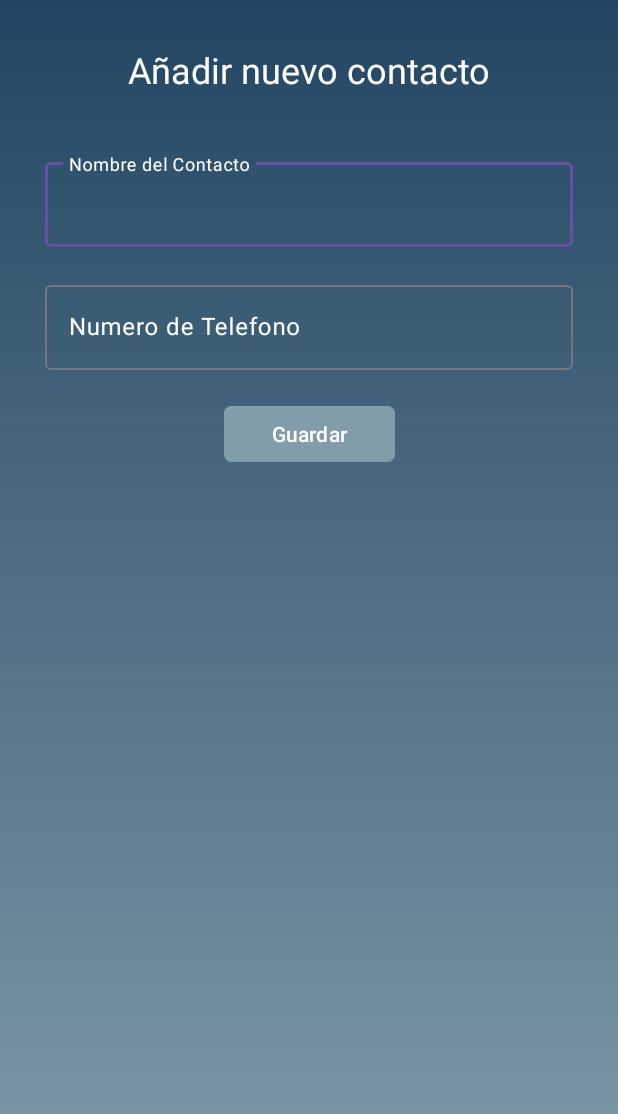
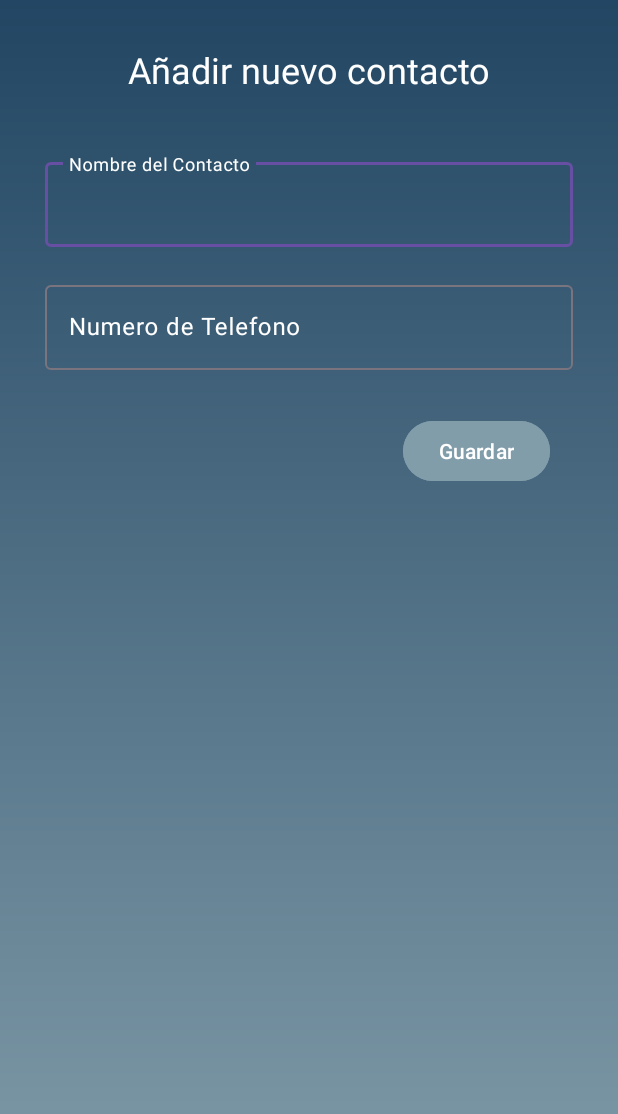
Before and after one commit to iRelative/Practica8, an Android app: the screen it shows after launch (Agregar), after a tap on an icon or button, on a phone screen of 412 x 824 dp. Shown: the top 1114 px of the screen. Run offline under Robolectric (Android 15) with nearby library versions, the phone set to English and light mode, and no system bars; our stand-ins replace Room's generated code; 5 statements that could not run were skipped.

Commit message:
Practica 8 modificada con Room

```diff
--- a/app/build.gradle.kts
+++ b/app/build.gradle.kts
@@ -1,6 +1,7 @@
 plugins {
     alias(libs.plugins.androidApplication)
     alias(libs.plugins.jetbrainsKotlinAndroid)
+    kotlin("kapt")
 }
 
 android {
@@ -37,6 +38,10 @@ android {
 
 dependencies {
 
+    implementation("androidx.room:room-runtime:2.6.1")
+    annotationProcessor("androidx.room:room-compiler:2.6.1")
+    kapt("androidx.room:room-compiler:2.6.1")
+
     implementation(libs.androidx.core.ktx)
     implementation(libs.androidx.appcompat)
     implementation(libs.material)
--- a/app/src/main/java/mx/edu/tecmm/moviles/practica8/Adapter.kt
+++ b/app/src/main/java/mx/edu/tecmm/moviles/practica8/Adapter.kt
@@ -8,6 +8,8 @@ import androidx.recyclerview.widget.RecyclerView
 
 class Adapter (private var mainActivity: MainActivity)
     : RecyclerView.Adapter<Adapter.ViewHolderConcat>() {
+
+    private var contactos: List<Contact> = emptyList()
 
     //Parte interna
     class ViewHolderConcat(item: View) : RecyclerView.ViewHolder(item) {
@@ -21,10 +23,10 @@ class Adapter (private var mainActivity: MainActivity)
         return ViewHolderConcat(layoutItem)
     }
 
-    override fun getItemCount(): Int = ProvicionalData.listContact.size
+    override fun getItemCount(): Int =  contactos.size
 
     override fun onBindViewHolder(holder: ViewHolderConcat, position: Int) {
-        val contact = ProvicionalData.listContact[position]
+        val contact = contactos[position]
         holder.txtName.text = contact.name
         holder.txtPhoneNumber.text = contact.phoneNumber
         holder.itemView.setOnClickListener {
@@ -32,4 +34,10 @@ class Adapter (private var mainActivity: MainActivity)
         }
     }
 
+    // Método para actualizar la lista de contactos del adaptador
+    fun actualizarContactos(nuevosContactos: List<Contact>) {
+        contactos = nuevosContactos
+        notifyDataSetChanged()
+    }
+
 }
--- a/app/src/main/java/mx/edu/tecmm/moviles/practica8/Agregar.kt
+++ b/app/src/main/java/mx/edu/tecmm/moviles/practica8/Agregar.kt
@@ -2,30 +2,53 @@ package mx.edu.tecmm.moviles.practica8
 
 import android.os.Bundle
 import android.view.View
+import android.widget.Button
 import android.widget.EditText
 import android.widget.Toast
 import androidx.activity.enableEdgeToEdge
 import androidx.appcompat.app.AppCompatActivity
 import androidx.core.view.ViewCompat
 import androidx.core.view.WindowInsetsCompat
+import androidx.room.Room
 
 class Agregar : AppCompatActivity() {
+
+    private lateinit var bd: AppDataBase
+    private lateinit var txtNombre: EditText
+    private lateinit var txtTelefono: EditText
+    private lateinit var btnEliminar: Button
+
     override fun onCreate(savedInstanceState: Bundle?) {
         super.onCreate(savedInstanceState)
         enableEdgeToEdge()
         setContentView(R.layout.activity_agregar)
+
+        txtNombre = findViewById(R.id.txtName)
+        txtTelefono = findViewById(R.id.txtPhoneNomber)
+
+        // Referencia al botón eliminar
+        btnEliminar = findViewById(R.id.btnDelete)
+
+        // Ocultar el botón eliminar en la actividad de agregar
+        btnEliminar.visibility = View.GONE
+
+        bd = Room.databaseBuilder(applicationContext, AppDataBase::class.java, "contactosbd")
+            .allowMainThreadQueries()
+            .build()
+
+
         ViewCompat.setOnApplyWindowInsetsListener(findViewById(R.id.main)) { v, insets ->
             val systemBars = insets.getInsets(WindowInsetsCompat.Type.systemBars())
             v.setPadding(systemBars.left, systemBars.top, systemBars.right, systemBars.bottom)
             insets
         }
     }
-    fun save(v: View){
-        val name = findViewById<EditText>(R.id.txtName)
-        val phoneNumber = findViewById<EditText>(R.id.txtPhoneNomber)
-        val contact = Contact(name.text.toString(), phoneNumber.text.toString())
-        ProvicionalData.listContact.add(contact)
-        Toast.makeText(this, "Save", Toast.LENGTH_LONG).show()
+    fun guardar(v: View){
+        val nombre = txtNombre.text.toString()
+        val telefono = txtTelefono.text.toString()
+        val contacto = Contact(0, nombre, telefono)
+        bd.contactoDao().agregar(contacto)
+        Toast.makeText(this, "Se guardó correctamente", Toast.LENGTH_LONG).show()
         finish()
     }
 }
--- a/app/src/main/java/mx/edu/tecmm/moviles/practica8/MainActivity.kt
+++ b/app/src/main/java/mx/edu/tecmm/moviles/practica8/MainActivity.kt
@@ -10,10 +10,12 @@ import androidx.core.view.ViewCompat
 import androidx.core.view.WindowInsetsCompat
 import androidx.recyclerview.widget.LinearLayoutManager
 import androidx.recyclerview.widget.RecyclerView
+import androidx.room.Room
 
 class MainActivity : AppCompatActivity() {
 
     lateinit var rcv: RecyclerView
+    lateinit var bd: AppDataBase
 
     override fun onCreate(savedInstanceState: Bundle?) {
         super.onCreate(savedInstanceState)
@@ -26,25 +28,33 @@ class MainActivity : AppCompatActivity() {
         }
 
         rcv = findViewById(R.id.rvContact)
-
+        bd = Room.databaseBuilder(applicationContext, AppDataBase::class.java, "contactosbd")
+            .allowMainThreadQueries()
+            .build()
     }
 
     override fun onResume() {
         super.onResume()
-        Log.w("Contact", "Hay ${ProvicionalData.listContact.size} register contact")
-        rcv.adapter = Adapter(this)
-        rcv.layoutManager = LinearLayoutManager(this)
+        actualizarRecyclerView()
     }
 
-    fun btnAdd(v: View) {
+    fun btnAdd(v: View){
         val intent = Intent(this, Agregar::class.java)
         startActivity(intent)
     }
 
-    fun clickItem(position: Int) {
+    fun clickItem(position: Int){
         val intent = Intent(this, Editar::class.java)
         intent.putExtra("position", position)
         startActivity(intent)
     }
+    private fun actualizarRecyclerView() {
+        val contactos = bd.contactoDao().obtenerContactos()
+        Log.w("Contactos", "Hay ${contactos.size} contactos")
+        val adaptador = Adapter(this)
+        adaptador.actualizarContactos(contactos)
+        rcv.adapter = adaptador
+        rcv.layoutManager = LinearLayoutManager(this)
+    }
 
 }
--- a/app/src/main/java/mx/edu/tecmm/moviles/practica8/ProvicionalData.kt
+++ /dev/null
@@ -1,9 +0,0 @@
-package mx.edu.tecmm.moviles.practica8
-
-class ProvicionalData {
-
-    companion object{
-        val listContact = ArrayList<Contact>()
-    }
-
-}
--- a/app/src/main/res/layout/activity_agregar.xml
+++ b/app/src/main/res/layout/activity_agregar.xml
@@ -66,17 +66,26 @@
     </com.google.android.material.textfield.TextInputLayout>
 
     <Button
-        android:id="@+id/button"
-        android:layout_width="114dp"
-        android:layout_height="45dp"
-        android:layout_marginTop="20dp"
+        android:id="@+id/btnDelete"
+        android:layout_width="99dp"
+        android:layout_height="48dp"
+        android:layout_marginStart="45dp"
+        android:layout_marginTop="30dp"
         android:backgroundTint="@color/god"
-        android:onClick="save"
+        android:text="@string/btn_delete"
+        app:layout_constraintStart_toStartOf="parent"
+        app:layout_constraintTop_toBottomOf="@+id/textInputLayout2" />
+
+    <Button
+        android:id="@+id/btnAdd"
+        android:layout_width="wrap_content"
+        android:layout_height="wrap_content"
+        android:layout_marginTop="30dp"
+        android:layout_marginEnd="45dp"
+        android:backgroundTint="@color/god"
+        android:onClick="guardar"
         android:text="@string/btn_guardar"
-        android:textColorLink="@color/white"
-        app:cornerRadius="5dp"
         app:layout_constraintEnd_toEndOf="parent"
-        app:layout_constraintStart_toStartOf="parent"
         app:layout_constraintTop_toBottomOf="@+id/textInputLayout2" />
 
 
--- a/app/src/main/res/values/strings.xml
+++ b/app/src/main/res/values/strings.xml
@@ -5,4 +5,5 @@
     <string name="txtInput_name">Nombre del Contacto</string>
     <string name="txtinput_telefono">Numero de Telefono</string>
     <string name="btn_guardar">Guardar</string>
+    <string name="btn_delete">Borrar</string>
 </resources>
--- a/gradle/libs.versions.toml
+++ b/gradle/libs.versions.toml
@@ -1,5 +1,5 @@
 [versions]
-agp = "8.3.2"
+agp = "8.4.1"
 kotlin = "1.9.0"
 coreKtx = "1.13.0"
 junit = "4.13.2"
```
Also changed, not shown: app/src/main/java/mx/edu/tecmm/moviles/practica8/Contact.kt (+10 -1 lines), app/src/main/java/mx/edu/tecmm/moviles/practica8/Editar.kt (+33 -8 lines), gradle/wrapper/gradle-wrapper.properties.
